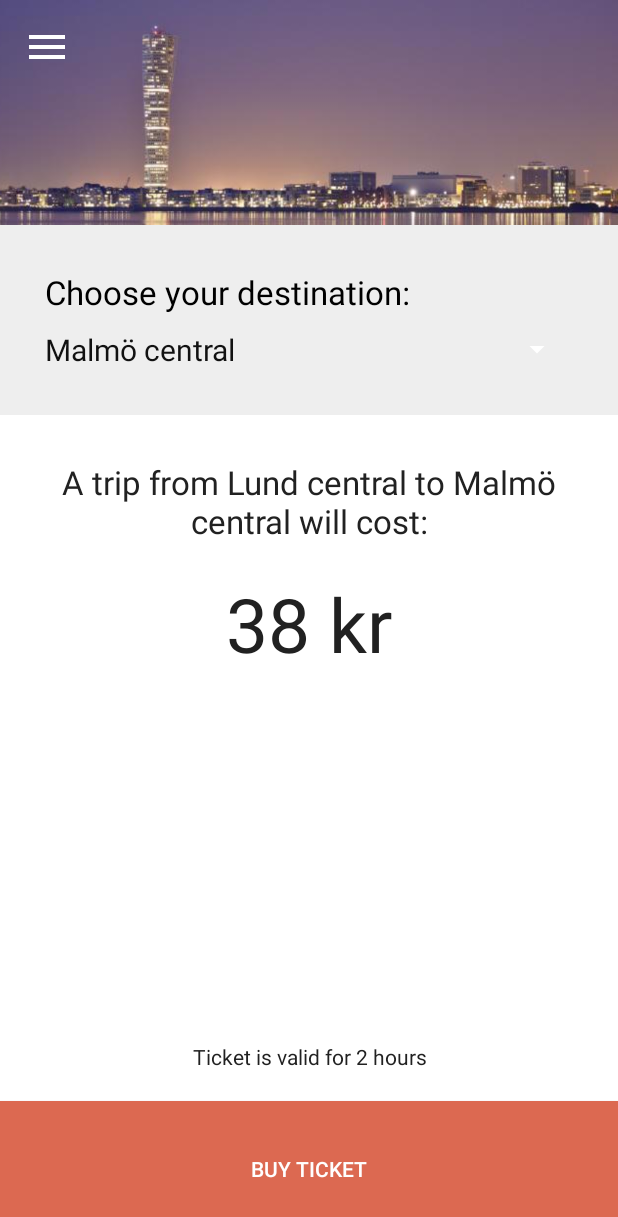
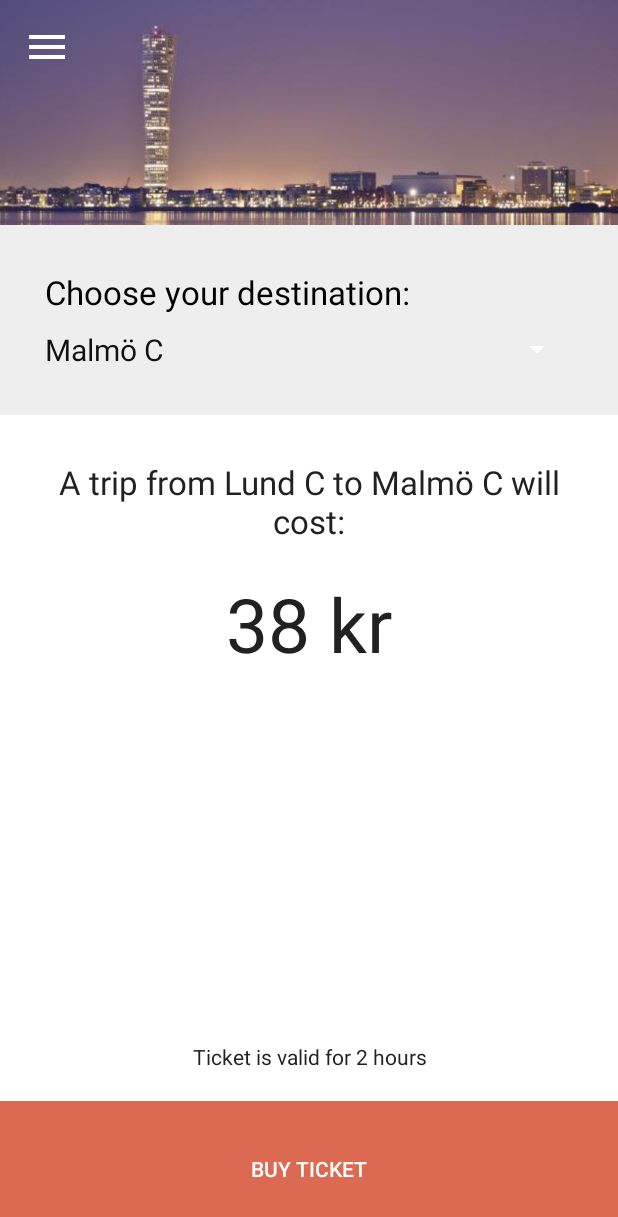
Before and after one commit to JonathanVidmar/BLEPublicTransport, an Android app: the screen it shows after launch (MainActivity), in the side drawer, after a tap on "Payment", on a phone screen of 412 x 824 dp. Shown: the top 1217 px of the screen. Run offline under Robolectric (Android 15) with nearby library versions, the phone set to English and light mode, and no system bars; libraries missing offline, so code that uses them is left out: org.altbeacon.beacon, org.apache.commons; 24 statements that could not run were skipped.

Commit message:
destination fix

```diff
--- a/app/src/main/java/com/lth/thesis/blepublictransport/Config/BeaconConstants.java
+++ b/app/src/main/java/com/lth/thesis/blepublictransport/Config/BeaconConstants.java
@@ -52,11 +52,11 @@ public class BeaconConstants {
     public static final int BEACON_TYPE_VEHICLE = 1;
 
     // Station
-    public static final Station HOME_STATION = new Station("Lund central", "LU", "", "Pågatåg", "01");
-    public static final Station MLM_STATION = new Station("Malmö central", "MLM", "img_mlm", "Pågatåg", "12 B");
-    public static final Station HSB_STATION = new Station("Helsingborg central", "HSB", "img_hsb", "Øresundståg", "06");
-    public static final Station YSD_STATION = new Station("Ystad station", "YSD", "img_ysd", "Pågatåg", "03");
-    public static final Station CPH_STATION = new Station("Köpenhamn central", "CPH", "img_cph", "Øresundståg", "05");
+    public static final Station HOME_STATION = new Station("Lund C", "LU", "", "Pågatåg", "01");
+    public static final Station MLM_STATION = new Station("Malmö C", "MLM", "img_mlm", "Pågatåg", "12 B");
+    public static final Station HSB_STATION = new Station("Helsingborg C", "HSB", "img_hsb", "Øresundståg", "06");
+    public static final Station YSD_STATION = new Station("Ystad", "YSD", "img_ysd", "Pågatåg", "03");
+    public static final Station CPH_STATION = new Station("Köpenhamn C", "CPH", "img_cph", "Øresundståg", "05");
 
     // Beacons
     public static final Map<Identifier, PublicTransportBeacon> BEACON_LIST;
--- a/app/src/main/res/values/destination_values.xml
+++ b/app/src/main/res/values/destination_values.xml
@@ -1,9 +1,9 @@
 <?xml version="1.0" encoding="utf-8"?>
 <resources>
     <string-array name="destination_array">
-        <item>Malmö central</item>
-        <item>Helsingborg central</item>
-        <item>Ystad station</item>
-        <item>Köpenhamn central</item>
+        <item>Malmö C</item>
+        <item>Helsingborg C</item>
+        <item>Ystad</item>
+        <item>Köpenhamn C</item>
     </string-array>
 </resources>
```
